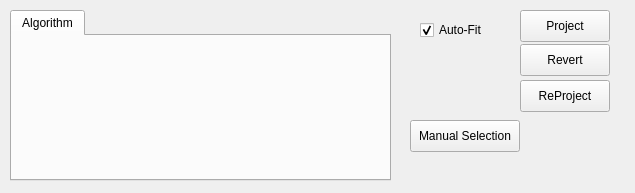
This is MLDemos/optsProject.ui in b4silio/MLDemos as Qt 5 draws it before an edit. The edited form follows.
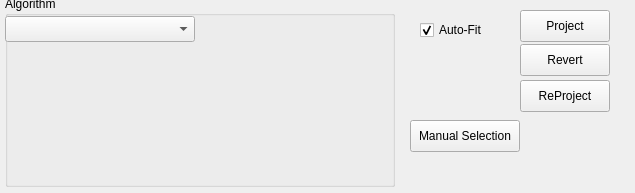
This is the edited form.

Commit message: REPLACED: the algorithm tabs with a cleaner (less cluttered) drop-down list

```diff
--- a/MLDemos/optsProject.ui
+++ b/MLDemos/optsProject.ui
@@ -22,29 +22,6 @@
   <property name="autoFillBackground">
    <bool>false</bool>
   </property>
-  <widget class="QTabWidget" name="tabWidget">
-   <property name="geometry">
-    <rect>
-     <x>10</x>
-     <y>10</y>
-     <width>381</width>
-     <height>171</height>
-    </rect>
-   </property>
-   <property name="font">
-    <font>
-     <pointsize>9</pointsize>
-    </font>
-   </property>
-   <property name="currentIndex">
-    <number>0</number>
-   </property>
-   <widget class="QWidget" name="tab">
-    <attribute name="title">
-     <string>Algorithm</string>
-    </attribute>
-   </widget>
-  </widget>
   <widget class="QPushButton" name="projectButton">
    <property name="geometry">
     <rect>
@@ -153,6 +130,44 @@
     <bool>true</bool>
    </property>
   </widget>
+  <widget class="QGroupBox" name="groupBox">
+   <property name="geometry">
+    <rect>
+     <x>5</x>
+     <y>-4</y>
+     <width>390</width>
+     <height>191</height>
+    </rect>
+   </property>
+   <property name="title">
+    <string>Algorithm</string>
+   </property>
+   <widget class="QComboBox" name="algoList">
+    <property name="geometry">
+     <rect>
+      <x>0</x>
+      <y>20</y>
+      <width>190</width>
+      <height>26</height>
+     </rect>
+    </property>
+    <property name="font">
+     <font>
+      <pointsize>10</pointsize>
+     </font>
+    </property>
+   </widget>
+   <widget class="QWidget" name="algoWidget" native="true">
+    <property name="geometry">
+     <rect>
+      <x>4</x>
+      <y>47</y>
+      <width>380</width>
+      <height>141</height>
+     </rect>
+    </property>
+   </widget>
+  </widget>
  </widget>
  <resources/>
  <connections/>
```
The commit also changes 16 other files.
